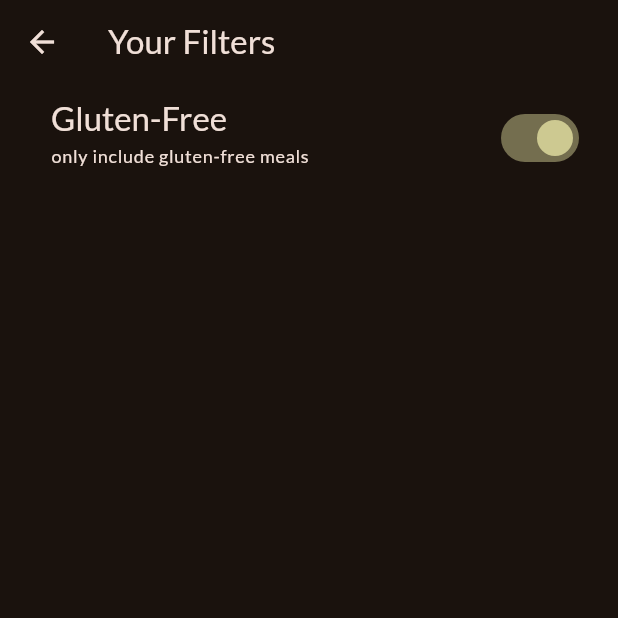
After one commit to Aarushi0010/meals_app, a Flutter app: the FilterScreen screen opened directly, after a tap on "Gluten-Free", on a phone screen of 412 x 824 dp, the top half of it. The commit adds this screen. Run offline on Flutter 3.47's test engine with Material 3 defaults, Android fonts, the phone set to English and light mode, and no system bars; our stand-ins replace google_fonts.

Commit message:
added filters screen

```diff
--- /dev/null
+++ b/lib/screen/filter_screen.dart
@@ -0,0 +1,50 @@
+import'package:flutter/material.dart';
+
+class FilterScreen extends StatefulWidget {
+  const FilterScreen({super.key});
+
+  @override
+  State<FilterScreen> createState() {
+    return _FilterScreenState();
+  }
+}
+
+  class _FilterScreenState extends State<FilterScreen>{
+
+  var _glutenFreeFilterSet = false ;
+
+  @override
+    Widget build(context){
+      return Scaffold(
+        appBar: AppBar(
+          title: const Text('Your Filters'),
+        ),
+        body: Column(
+          children: [
+          SwitchListTile(
+            value: _glutenFreeFilterSet,
+            onChanged: (isChecked){
+              setState(() {
+                _glutenFreeFilterSet = isChecked;
+              });
+            },
+            title: Text(
+              'Gluten-Free' ,
+              style : Theme.of(context).textTheme.titleLarge!.copyWith(
+                color: Theme.of(context).colorScheme.onBackground,
+              ),
+            ),
+              subtitle: Text(
+                'only include gluten-free meals',
+                style : Theme.of(context).textTheme.labelMedium!.copyWith(
+                  color: Theme.of(context).colorScheme.onBackground,
+                ),
+              ),
+              activeColor: Theme.of(context).colorScheme.tertiary,
+              contentPadding: const EdgeInsets.only(left : 34 , right : 22),
+            )
+          ],
+        ),
+      );
+  }
+  }
--- a/lib/screen/tabs.dart
+++ b/lib/screen/tabs.dart
@@ -1,4 +1,5 @@
 import 'package:flutter/material.dart';
+import 'package:meals_app/screen/filter_screen.dart';
 import 'package:meals_app/screen/meals.dart';
 import 'categories.dart';
 import 'package:meals_app/model/meal.dart';
@@ -50,7 +51,10 @@ class TabScreen extends StatefulWidget {
   }
 
   void _setScreen (String identifier){
-    if(identifier == 'filters'){}
+    Navigator.of(context).pop();
+    if(identifier == 'filters'){
+      Navigator.of(context).push(MaterialPageRoute(builder: (ctx) => const FilterScreen()));
+    }
     else{
       Navigator.of(context).pop();
     }
```
